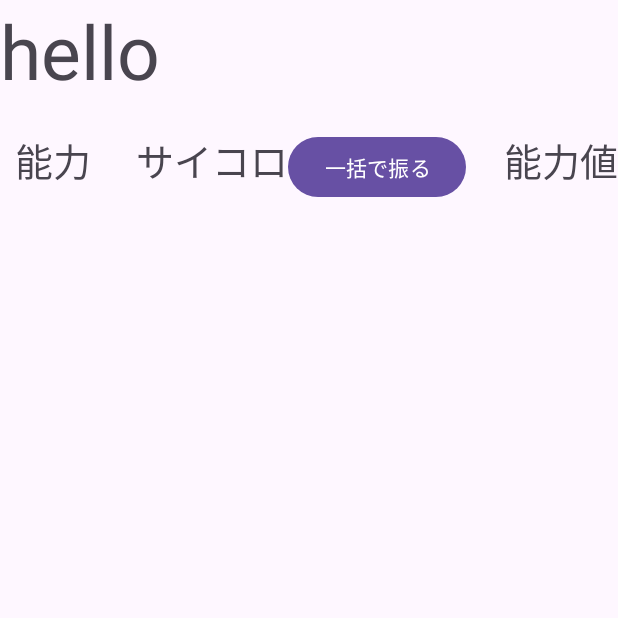
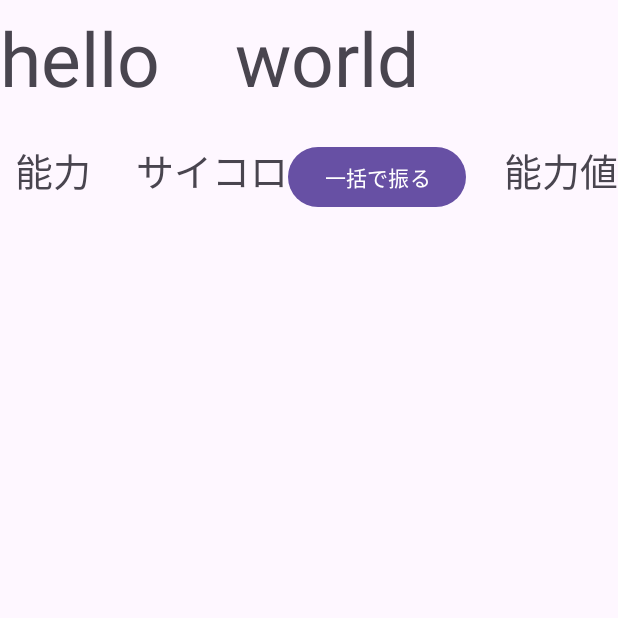
Before and after one commit to sakina-i9/Dice, an Android app: the CharacterSheetActivity screen opened directly, with no data from a screen before it, on a phone screen of 412 x 824 dp, the top half of it. Run offline under Robolectric (Android 15) with nearby library versions, the phone set to English and light mode, and no system bars.

```diff
--- a/app/src/main/res/layout/character_sheet.xml
+++ b/app/src/main/res/layout/character_sheet.xml
@@ -9,7 +9,7 @@
         android:layout_width="wrap_content"
         android:layout_height="wrap_content"
         android:layout_marginBottom="20dp"
-        android:text="hello"
+        android:text="hello　world"
         android:textSize="50dp" />
 
     <TableLayout
```
